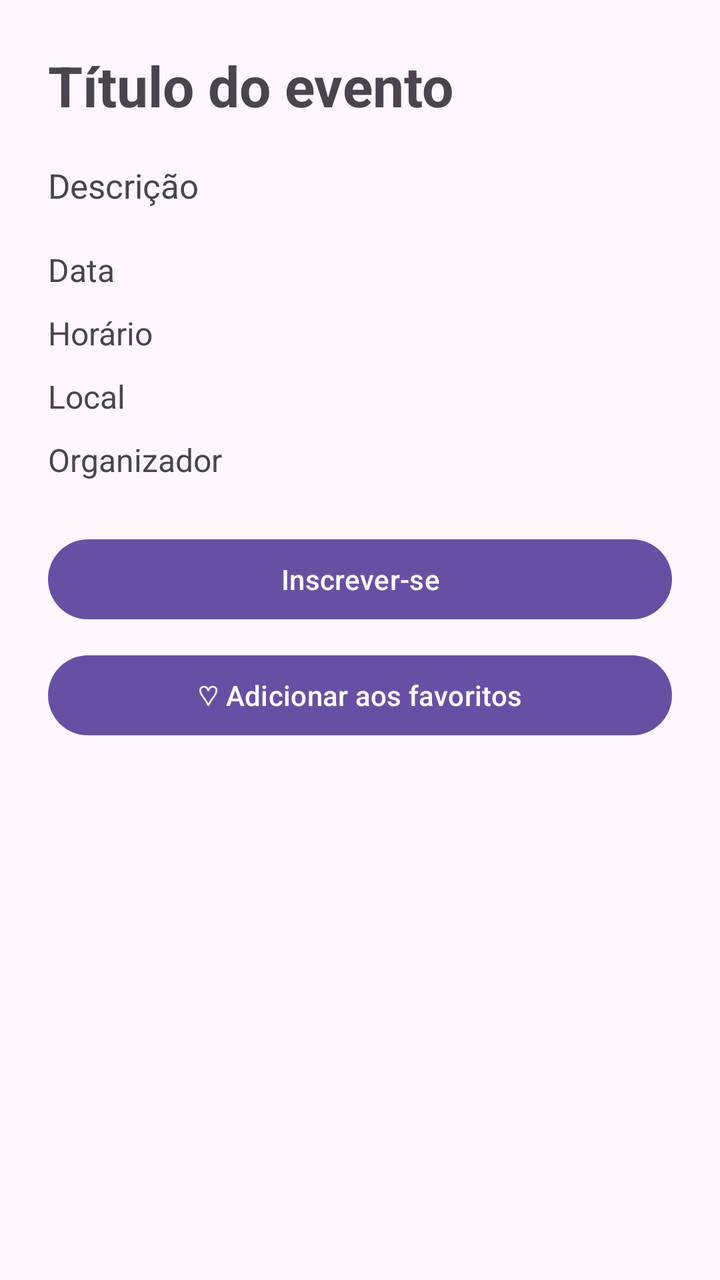
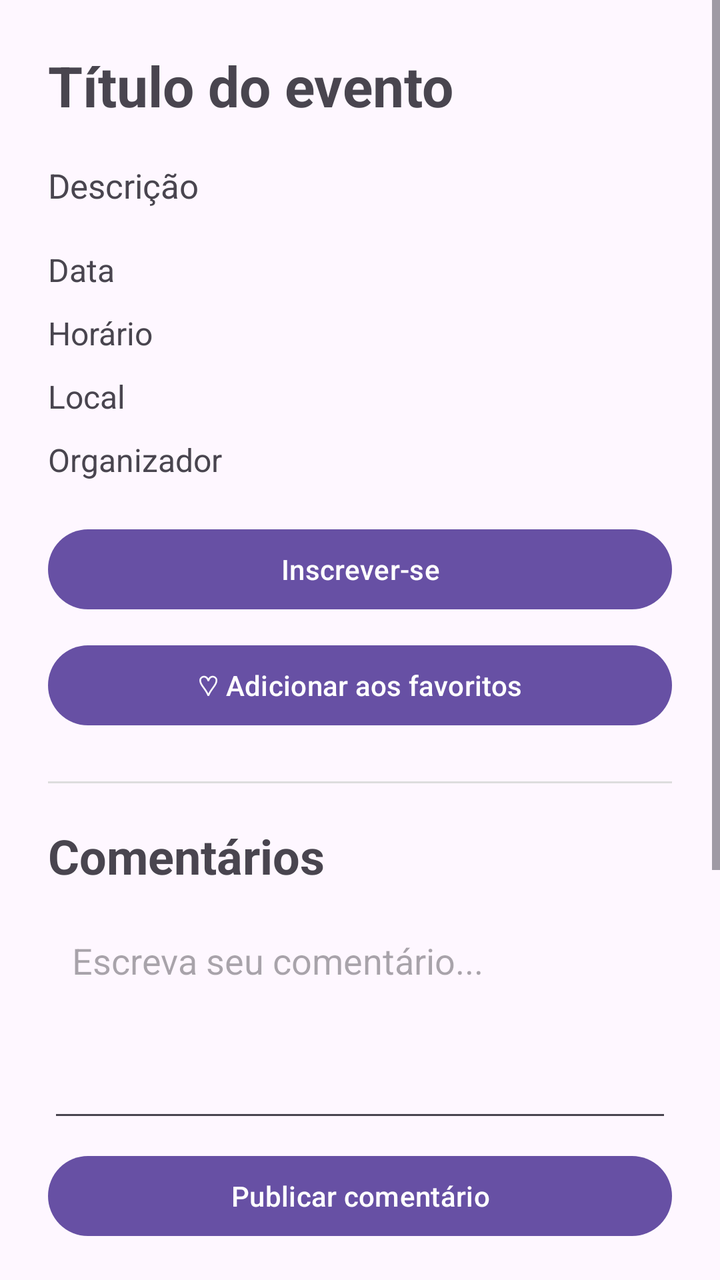

An Android layout rendered at two revisions. The XML below is the earlier revision; the diff shows what the commit changed to produce the second picture.
<!-- AndroidManifest.xml: application theme Theme.CampusHub -->
<!-- res/layout/activity_event_detail.xml -->
<?xml version="1.0" encoding="utf-8"?>
<ScrollView
    xmlns:android="http://schemas.android.com/apk/res/android"
    android:layout_width="match_parent"
    android:layout_height="match_parent">

    <LinearLayout
        android:layout_width="match_parent"
        android:layout_height="wrap_content"
        android:orientation="vertical"
        android:padding="24dp">

        <TextView
            android:id="@+id/txtTitulo"
            android:layout_width="match_parent"
            android:layout_height="wrap_content"
            android:text="Título do evento"
            android:textSize="28sp"
            android:textStyle="bold"
            android:layout_marginBottom="20dp"/>

        <TextView
            android:id="@+id/txtDescricao"
            android:layout_width="match_parent"
            android:layout_height="wrap_content"
            android:text="Descrição"
            android:textSize="17sp"
            android:layout_marginBottom="20dp"/>

        <TextView
            android:id="@+id/txtData"
            android:layout_width="match_parent"
            android:layout_height="wrap_content"
            android:text="Data"
            android:textSize="16sp"
            android:layout_marginBottom="10dp"/>

        <TextView
            android:id="@+id/txtHorario"
            android:layout_width="match_parent"
            android:layout_height="wrap_content"
            android:text="Horário"
            android:textSize="16sp"
            android:layout_marginBottom="10dp"/>

        <TextView
            android:id="@+id/txtLocal"
            android:layout_width="match_parent"
            android:layout_height="wrap_content"
            android:text="Local"
            android:textSize="16sp"
            android:layout_marginBottom="10dp"/>

        <TextView
            android:id="@+id/txtOrganizador"
            android:layout_width="match_parent"
            android:layout_height="wrap_content"
            android:text="Organizador"
            android:textSize="16sp"
            android:layout_marginBottom="25dp"/>

        <Button
            android:id="@+id/btnInscricao"
            android:layout_width="match_parent"
            android:layout_height="wrap_content"
            android:text="Inscrever-se"/>

        <Button
            android:id="@+id/btnFavorito"
            android:layout_width="match_parent"
            android:layout_height="wrap_content"
            android:layout_marginTop="10dp"
            android:text="♡ Adicionar aos favoritos" />

    </LinearLayout>

</ScrollView>
<!-- resources referenced by this layout -->
<resources>
  <style name="Theme.CampusHub" parent="Base.Theme.CampusHub" />
  <style name="Base.Theme.CampusHub" parent="Theme.Material3.DayNight.NoActionBar">
          
          
      </style>
</resources>

<!-- the commit's change to res/layout/activity_event_detail.xml (unified diff, before → after) -->
@@ -2,7 +2,8 @@
 <ScrollView
     xmlns:android="http://schemas.android.com/apk/res/android"
     android:layout_width="match_parent"
-    android:layout_height="match_parent">
+    android:layout_height="match_parent"
+    android:fillViewport="true">
 
     <LinearLayout
         android:layout_width="match_parent"
@@ -57,7 +58,7 @@
             android:layout_height="wrap_content"
             android:text="Organizador"
             android:textSize="16sp"
-            android:layout_marginBottom="25dp"/>
+            android:layout_marginBottom="20dp"/>
 
         <Button
             android:id="@+id/btnInscricao"
@@ -70,8 +71,91 @@
             android:layout_width="match_parent"
             android:layout_height="wrap_content"
             android:layout_marginTop="10dp"
-            android:text="♡ Adicionar aos favoritos" />
+            android:text="♡ Adicionar aos favoritos"/>
+
+        <View
+            android:layout_width="match_parent"
+            android:layout_height="1dp"
+            android:background="#DDDDDD"
+            android:layout_marginTop="24dp"
+            android:layout_marginBottom="20dp"/>
+
+        <TextView
+            android:layout_width="match_parent"
+            android:layout_height="wrap_content"
+            android:text="Comentários"
+            android:textSize="24sp"
+            android:textStyle="bold"
+            android:layout_marginBottom="12dp"/>
+
+        <EditText
+            android:id="@+id/edtComentario"
+            android:layout_width="match_parent"
+            android:layout_height="wrap_content"
+            android:minHeight="110dp"
+            android:gravity="top|start"
+            android:hint="Escreva seu comentário..."
+            android:inputType="textCapSentences|textMultiLine"
+            android:maxLength="2000"
+            android:padding="12dp"/>
+
+        <Button
+            android:id="@+id/btnPublicarComentario"
+            android:layout_width="match_parent"
+            android:layout_height="wrap_content"
+            android:text="Publicar comentário"
+            android:layout_marginTop="8dp"
+            android:layout_marginBottom="20dp"/>
+
+        <LinearLayout
+            android:id="@+id/layoutComentarios"
+            android:layout_width="match_parent"
+            android:layout_height="wrap_content"
+            android:orientation="vertical"/>
+
+        <View
+            android:layout_width="match_parent"
+            android:layout_height="1dp"
+            android:background="#DDDDDD"
+            android:layout_marginTop="20dp"
+            android:layout_marginBottom="20dp"/>
+
+        <TextView
+            android:layout_width="match_parent"
+            android:layout_height="wrap_content"
+            android:text="Avaliações"
+            android:textSize="22sp"
+            android:textStyle="bold"
+            android:layout_marginBottom="8dp"/>
+
+        <TextView
+            android:id="@+id/txtMediaAvaliacoes"
+            android:layout_width="match_parent"
+            android:layout_height="wrap_content"
+            android:text="Avaliação média: ainda sem avaliações"
+            android:textSize="16sp"
+            android:layout_marginBottom="12dp"/>
+
+        <Spinner
+            android:id="@+id/spNota"
+            android:layout_width="match_parent"
+            android:layout_height="48dp"/>
+
+        <Button
+            android:id="@+id/btnAvaliar"
+            android:layout_width="match_parent"
+            android:layout_height="wrap_content"
+            android:text="Salvar avaliação"
+            android:layout_marginTop="8dp"/>
+
+        <TextView
+            android:id="@+id/txtOrientacaoAvaliacao"
+            android:layout_width="match_parent"
+            android:layout_height="wrap_content"
+            android:text="A avaliação estará disponível após o encerramento do evento."
+            android:textSize="14sp"
+            android:layout_marginTop="8dp"
+            android:layout_marginBottom="16dp"/>
 
     </LinearLayout>
-
 </ScrollView>
